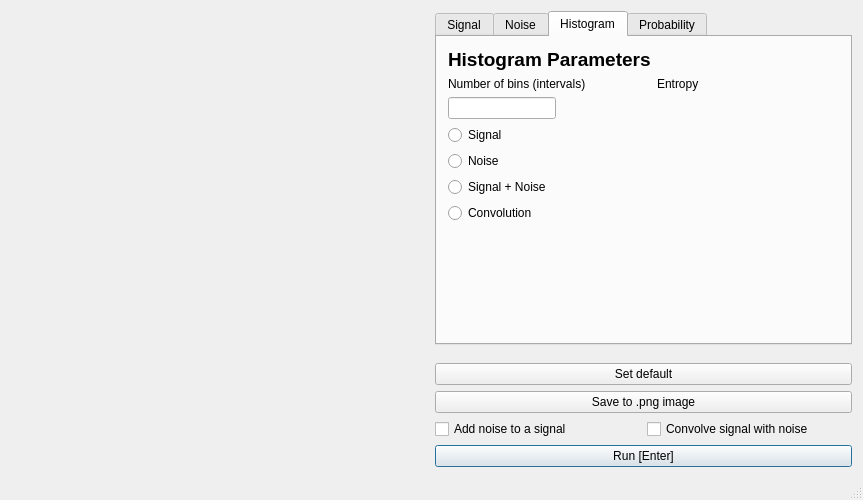
actuallyvlad/dsp1, file forms/mainwindow.ui: the form before one commit.
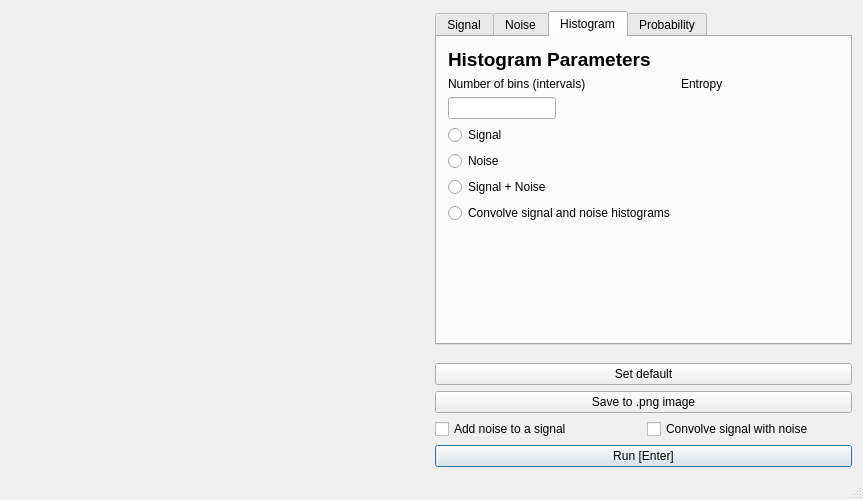
The form after the commit. The open tabs and pages were chosen to show the change. Custom widgets are drawn as their Qt base class.

Commit message: clean code; update build dirs; update histogram convolutions; fix minor errors

Patch:
```diff
--- a/forms/mainwindow.ui
+++ b/forms/mainwindow.ui
@@ -393,7 +393,7 @@
            </sizepolicy>
           </property>
           <property name="text">
-           <string>Convolution</string>
+           <string>Convolve signal and noise histograms</string>
           </property>
          </widget>
         </item>
```
Left out of the diff: 2 changed lines with no effect on the pictures. The commit also changes 4 other files.
